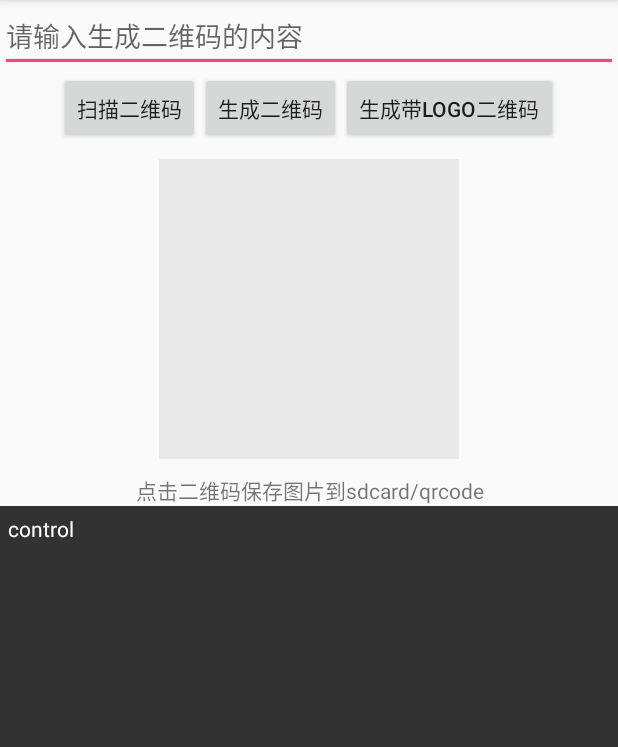
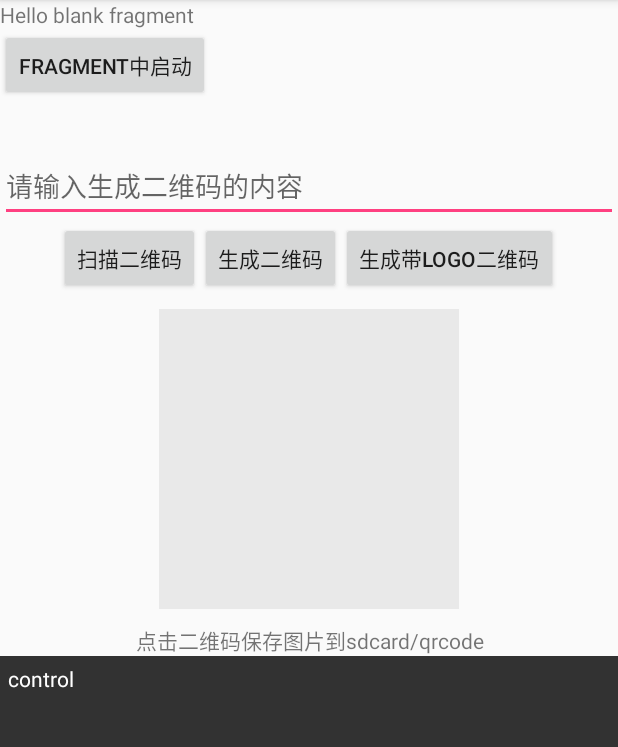
Before and after one commit to jwkj/LibZXing, an Android app: the screen it shows after launch (MainActivity), on a phone screen of 412 x 824 dp, the part 84-831 px from its top. Run offline under Robolectric (Android 15) with nearby library versions, the phone set to English and light mode, and no system bars; libraries missing offline, so code that uses them is left out: com.hdl.elog; 1 statement that could not run was skipped.

Commit message:
修复手动添加无回调问题

```diff
--- a/app/src/main/java/com/jwkj/libzxingdemo/BlankFragment.java
+++ b/app/src/main/java/com/jwkj/libzxingdemo/BlankFragment.java
@@ -8,6 +8,7 @@ import android.view.View;
 import android.view.ViewGroup;
 
 import com.hdl.elog.ELog;
+import com.jwsd.libzxing.QRCodeManager;
 
 
 public class BlankFragment extends Fragment {
@@ -26,6 +27,8 @@ public class BlankFragment extends Fragment {
         view.findViewById(R.id.btn_start).setOnClickListener(new View.OnClickListener() {
             @Override
             public void onClick(View v) {
+                ELog.e("点击了");
+                QRCodeManager.getInstance().with(getActivity()).scanningQRCode(1);
             }
         });
 
--- a/app/src/main/res/layout/activity_main.xml
+++ b/app/src/main/res/layout/activity_main.xml
@@ -5,6 +5,12 @@
     android:layout_height="match_parent"
     android:orientation="vertical"
     tools:context="com.jwkj.libzxingdemo.MainActivity">
+
+    <fragment
+        android:id="@+id/fm"
+        android:name="com.jwkj.libzxingdemo.BlankFragment"
+        android:layout_width="match_parent"
+        android:layout_height="100dp" />
 
     <EditText
         android:id="@+id/et_content"
--- a/libzxing/src/main/java/com/jwsd/libzxing/OnQRCodeScanCallback.java
+++ b/libzxing/src/main/java/com/jwsd/libzxing/OnQRCodeScanCallback.java
@@ -1,4 +1,6 @@
 package com.jwsd.libzxing;
+
+import android.content.Intent;
 
 /**
  * 二维码扫描结果回调
@@ -24,4 +26,9 @@ public interface OnQRCodeScanCallback {
      * 当扫描被取消的时候回调
      */
     void onCancel();
+
+    /**
+     * 当点击手动添加时回调
+     */
+    void onManual(int requestCode, int resultCode, Intent data);
 }
```
Also changed, not shown: app/src/main/java/com/jwkj/libzxingdemo/MainActivity.java (+18 -1 lines), libzxing/src/main/java/com/jwsd/libzxing/QRCodeManager.java (+14 -2 lines).
